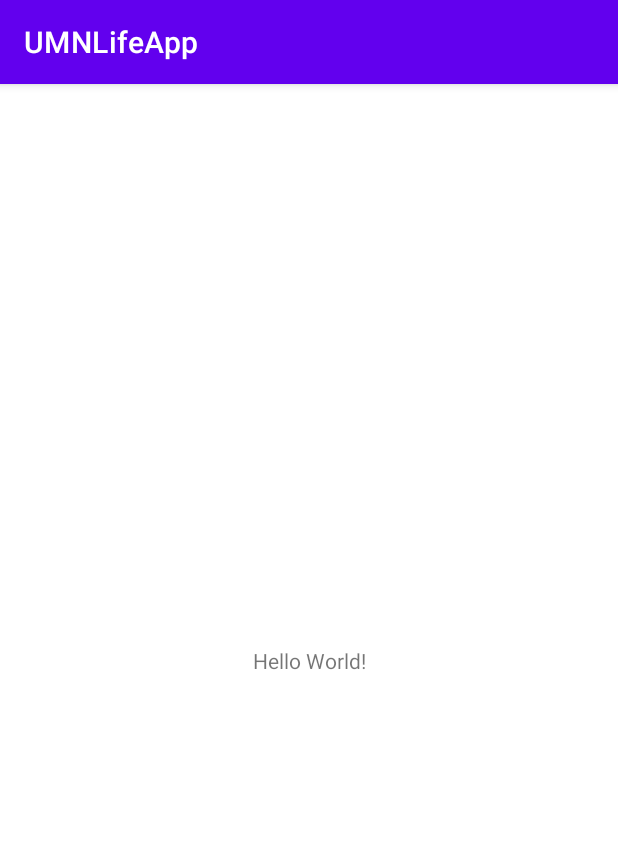
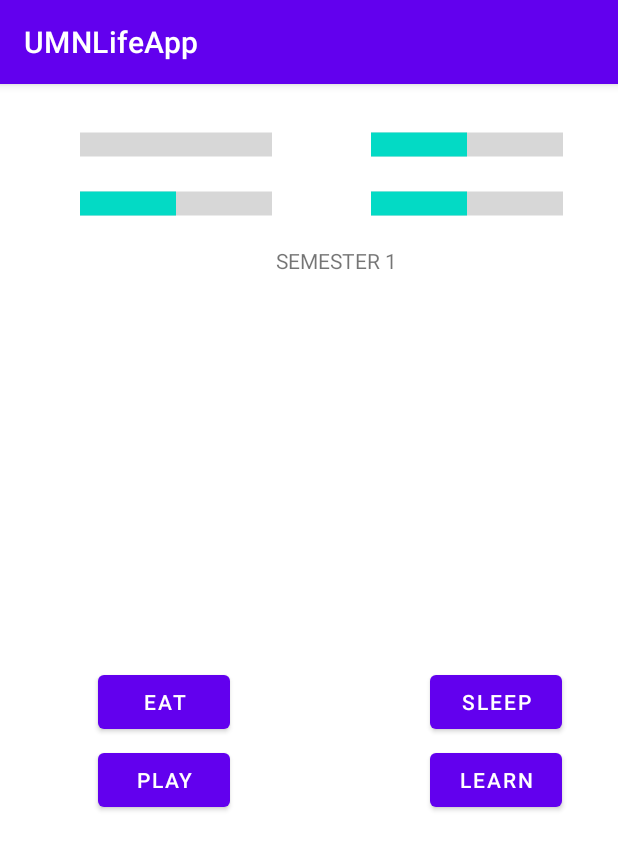
Before and after one commit to images2704/UTS_A_AL_UMNLife, an Android app: the screen it shows after launch (MainActivity), on a phone screen of 412 x 824 dp. Shown: the top 850 px of the screen. Run offline under Robolectric (Android 15) with nearby library versions, the phone set to English and light mode, and no system bars.

Commit message:
Perubahan 5

```diff
--- a/app/src/main/java/com/example/umnlifeapp/GameDashBoard.kt
+++ b/app/src/main/java/com/example/umnlifeapp/GameDashBoard.kt
@@ -20,7 +20,7 @@ class GameDashboard : AppCompatActivity() {
 
     override fun onCreate(savedInstanceState: Bundle?) {
         super.onCreate(savedInstanceState)
-        mahasiswa = MahasiswaOverall("Andrew")
+        mahasiswa = MahasiswaOverall("Johan")
         binding = ActivityMainBinding.inflate(layoutInflater)
         val view = binding.root
         setContentView(view)
--- a/app/src/main/res/layout/activity_main.xml
+++ b/app/src/main/res/layout/activity_main.xml
@@ -1,18 +1,149 @@
 <?xml version="1.0" encoding="utf-8"?>
+
 <androidx.constraintlayout.widget.ConstraintLayout xmlns:android="http://schemas.android.com/apk/res/android"
     xmlns:app="http://schemas.android.com/apk/res-auto"
     xmlns:tools="http://schemas.android.com/tools"
     android:layout_width="match_parent"
-    android:layout_height="match_parent"
-    tools:context=".MainActivity">
+    android:id="@+id/layoutMain"
+    android:layout_height="match_parent">
 
     <TextView
+        android:id="@+id/clock"
         android:layout_width="wrap_content"
         android:layout_height="wrap_content"
-        android:text="Hello World!"
+        android:layout_centerInParent="true"
+        android:textSize="20sp"
         app:layout_constraintBottom_toBottomOf="parent"
         app:layout_constraintEnd_toEndOf="parent"
+        app:layout_constraintHorizontal_bias="0.537"
+        app:layout_constraintStart_toStartOf="parent"
+        app:layout_constraintTop_toTopOf="parent"
+        app:layout_constraintVertical_bias="0.287" />
+
+    <TextView
+        android:id="@+id/textView"
+        android:layout_width="wrap_content"
+        android:layout_height="wrap_content"
+        app:layout_constraintBottom_toTopOf="@+id/clock"
+        app:layout_constraintEnd_toEndOf="parent"
+        app:layout_constraintHorizontal_bias="0.537"
+        app:layout_constraintStart_toStartOf="parent"
+        app:layout_constraintTop_toTopOf="parent"
+        app:layout_constraintVertical_bias="0.775" />
+
+    <ProgressBar
+        android:id="@+id/progressPengetahuan"
+        style="?android:attr/progressBarStyleHorizontal"
+        android:layout_width="128dp"
+        android:layout_height="19dp"
+        android:layout_marginTop="32dp"
+        android:scaleY="4"
+        app:layout_constraintEnd_toEndOf="parent"
+        app:layout_constraintHorizontal_bias="0.187"
         app:layout_constraintStart_toStartOf="parent"
         app:layout_constraintTop_toTopOf="parent" />
 
+    <ProgressBar
+        android:id="@+id/progressKenyang"
+        style="?android:attr/progressBarStyleHorizontal"
+        android:layout_width="128dp"
+        android:layout_height="19dp"
+        android:layout_marginTop="20dp"
+        android:progress="50"
+        android:scaleY="4"
+        app:layout_constraintEnd_toEndOf="parent"
+        app:layout_constraintHorizontal_bias="0.187"
+        app:layout_constraintStart_toStartOf="parent"
+        app:layout_constraintTop_toBottomOf="@+id/progressPengetahuan" />
+
+    <ProgressBar
+        android:id="@+id/progressMotivasi"
+        style="?android:attr/progressBarStyleHorizontal"
+        android:layout_width="128dp"
+        android:layout_height="19dp"
+        android:layout_marginTop="32dp"
+        android:progress="50"
+        android:scaleY="4"
+        app:layout_constraintEnd_toEndOf="parent"
+        app:layout_constraintHorizontal_bias="0.872"
+        app:layout_constraintStart_toStartOf="parent"
+        app:layout_constraintTop_toTopOf="parent" />
+
+    <ProgressBar
+        android:id="@+id/progressEnergi"
+        style="?android:attr/progressBarStyleHorizontal"
+        android:layout_width="128dp"
+        android:layout_height="19dp"
+        android:layout_marginTop="20dp"
+        android:progress="50"
+        android:scaleY="4"
+        app:layout_constraintEnd_toEndOf="parent"
+        app:layout_constraintHorizontal_bias="0.872"
+        app:layout_constraintStart_toStartOf="parent"
+        app:layout_constraintTop_toBottomOf="@+id/progressMotivasi" />
+
+    <TextView
+        android:id="@+id/textViewSemester"
+        android:layout_width="wrap_content"
+        android:layout_height="wrap_content"
+        android:layout_marginTop="108dp"
+        android:text="SEMESTER 1"
+        app:layout_constraintEnd_toEndOf="parent"
+        app:layout_constraintHorizontal_bias="0.555"
+        app:layout_constraintStart_toStartOf="parent"
+        app:layout_constraintTop_toTopOf="parent" />
+
+    <Button
+        android:id="@+id/buttonSleep"
+        android:layout_width="wrap_content"
+        android:layout_height="wrap_content"
+        android:layout_marginTop="388dp"
+        android:text="Sleep"
+        app:layout_constraintEnd_toEndOf="parent"
+        app:layout_constraintHorizontal_bias="0.884"
+        app:layout_constraintStart_toStartOf="parent"
+        app:layout_constraintTop_toTopOf="parent" />
+
+    <Button
+        android:id="@+id/buttonPlay"
+        android:layout_width="wrap_content"
+        android:layout_height="wrap_content"
+        android:layout_marginTop="4dp"
+        android:text="Play"
+        app:layout_constraintEnd_toEndOf="parent"
+        app:layout_constraintHorizontal_bias="0.201"
+        app:layout_constraintStart_toStartOf="parent"
+        app:layout_constraintTop_toBottomOf="@+id/buttonEat" />
+
+    <Button
+        android:id="@+id/buttonEat"
+        android:layout_width="wrap_content"
+        android:layout_height="wrap_content"
+        android:layout_marginTop="388dp"
+        android:text="Eat"
+        app:layout_constraintEnd_toEndOf="parent"
+        app:layout_constraintHorizontal_bias="0.201"
+        app:layout_constraintStart_toStartOf="parent"
+        app:layout_constraintTop_toTopOf="parent" />
+
+    <Button
+        android:id="@+id/buttonLearn"
+        android:layout_width="wrap_content"
+        android:layout_height="wrap_content"
+        android:layout_marginTop="4dp"
+        android:text="Learn"
+        app:layout_constraintEnd_toEndOf="parent"
+        app:layout_constraintHorizontal_bias="0.884"
+        app:layout_constraintStart_toStartOf="parent"
+        app:layout_constraintTop_toBottomOf="@+id/buttonSleep" />
+
+    <!--    <ProgressBar-->
+    <!--        android:id="@+id/progressBar3"-->
+    <!--        style="?android:attr/progressBarStyleHorizontal"-->
+    <!--        android:layout_width="wrap_content"-->
+    <!--        android:layout_height="wrap_content"-->
+    <!--        tools:layout_editor_absoluteX="80dp"-->
+    <!--        tools:layout_editor_absoluteY="123dp" />-->
+
+
 </androidx.constraintlayout.widget.ConstraintLayout>
```
